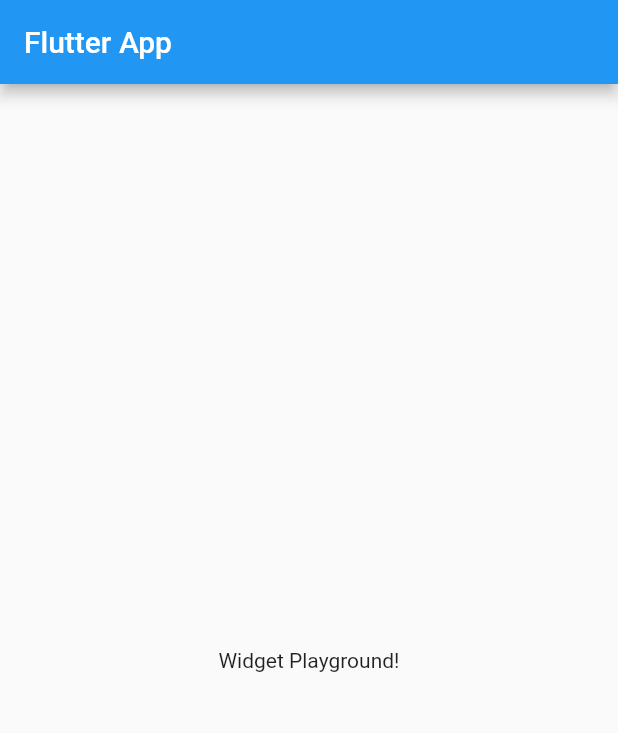
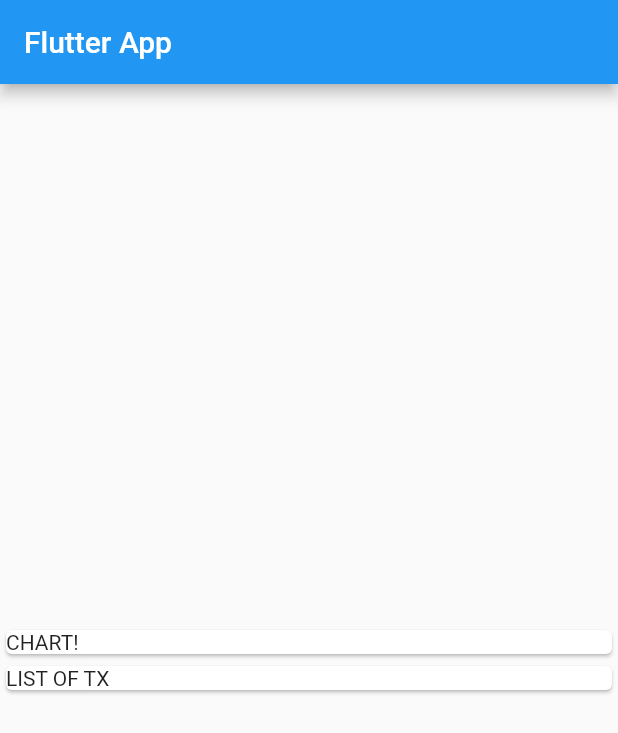
Before and after one commit to ivyhungtw/flutter-personal-expenses-app, a Flutter app: the screen it shows after launch, on a phone screen of 412 x 824 dp. Shown: the top 733 px of the screen. Run offline on Flutter 3.47's test engine with Material 2 defaults, Android fonts, the phone set to English and light mode, and no system bars.

Commit message:
feat: add a col of two cards

```diff
--- a/lib/main.dart
+++ b/lib/main.dart
@@ -19,8 +19,18 @@ class MyHomePage extends StatelessWidget {
       appBar: AppBar(
         title: Text('Flutter App'),
       ),
-      body: Center(
-        child: Text('Widget Playground!'),
+      body: Column(
+        mainAxisAlignment: MainAxisAlignment.center,
+        crossAxisAlignment: CrossAxisAlignment.stretch,
+        children: <Widget>[
+          Container(
+            width: double.infinity,
+            child: Card(
+              child: Text('CHART!'),
+            ),
+          ),
+          Card(child: Text('LIST OF TX'),)
+        ],
       ),
     );
   }
```
